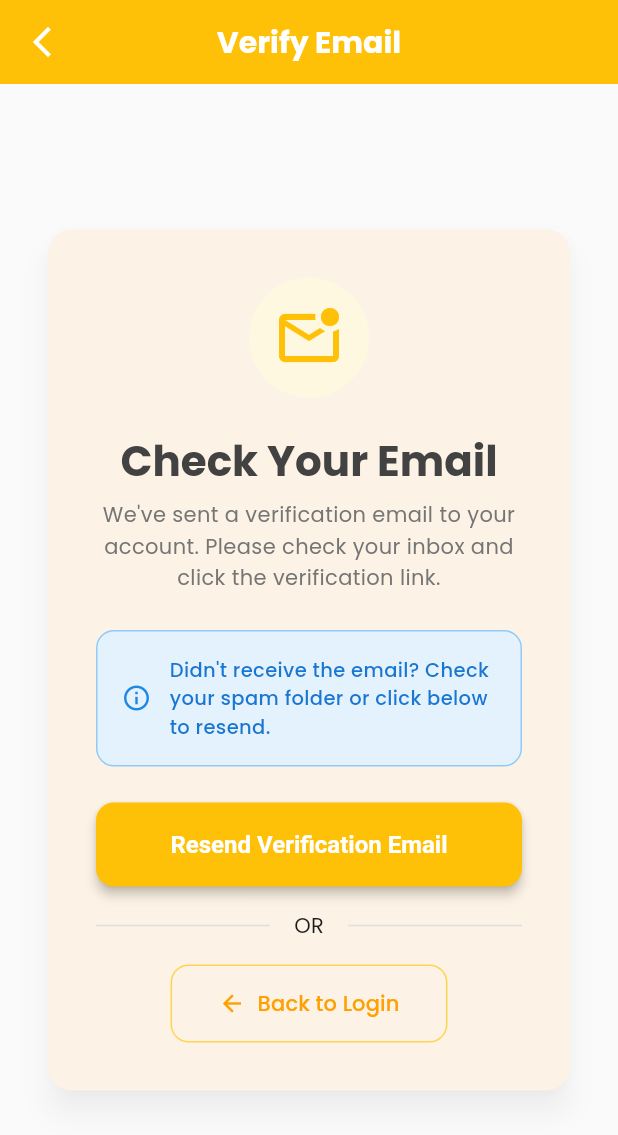
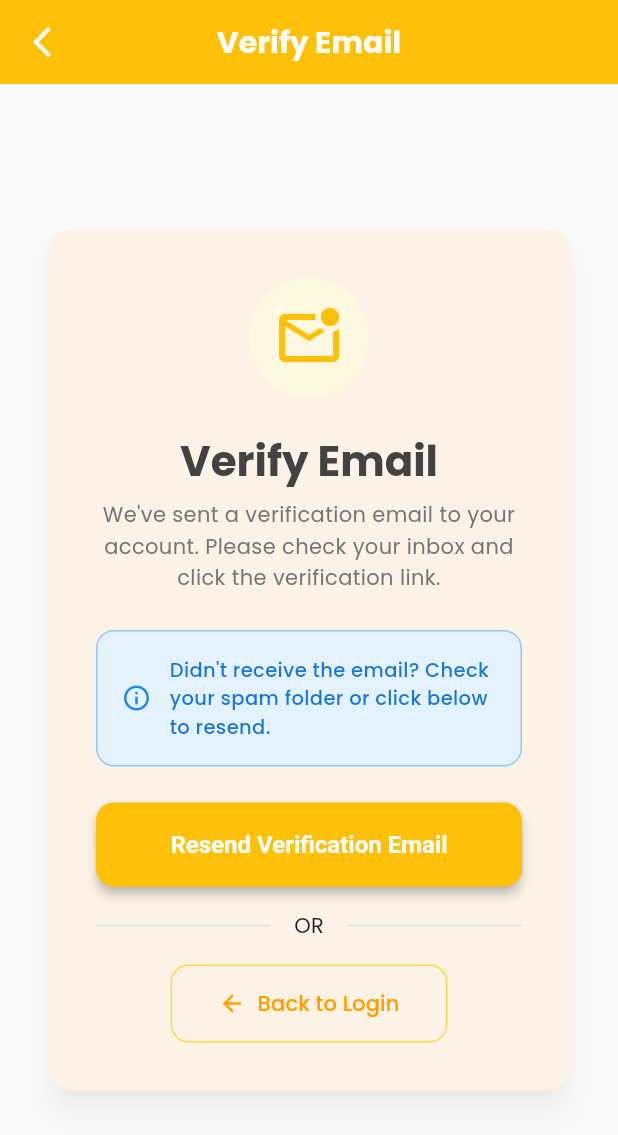
Before and after one commit to Isaac3105/NotesApp, a Flutter app: the VerifyEmailView screen opened directly, on a phone screen of 412 x 824 dp. Shown: the top 1135 px of the screen. Run offline on Flutter 3.47's test engine with Material 3 defaults, Android fonts, the phone set to English and light mode, and no system bars; our stand-ins replace cloud_firestore, equatable, firebase_auth, firebase_core, flutter_bloc, flutter_dotenv and 2 more; accounts and stored records are empty; network calls fail.

Commit message:
Fixed status bar colors

```diff
--- a/lib/themes/dark_theme.dart
+++ b/lib/themes/dark_theme.dart
@@ -1,5 +1,6 @@
 
 import 'package:flutter/material.dart';
+import 'package:flutter/services.dart';
 import 'package:google_fonts/google_fonts.dart';
 
 ThemeData buildDarkTheme() {
@@ -87,6 +88,11 @@ ThemeData buildDarkTheme() {
       foregroundColor: Colors.black,
       elevation: 0,
       centerTitle: true,
+      systemOverlayStyle: const SystemUiOverlayStyle(
+        statusBarColor: Colors.transparent,
+        statusBarIconBrightness: Brightness.light, // Light icons on amber background
+        statusBarBrightness: Brightness.dark, // For iOS
+      ),
       titleTextStyle: GoogleFonts.poppins(
         fontSize: 20,
         fontWeight: FontWeight.bold,
--- a/lib/themes/light_theme.dart
+++ b/lib/themes/light_theme.dart
@@ -1,4 +1,5 @@
 import 'package:flutter/material.dart';
+import 'package:flutter/services.dart';
 import 'package:google_fonts/google_fonts.dart';
 
 ThemeData buildLightTheme() {
@@ -85,6 +86,11 @@ ThemeData buildLightTheme() {
       foregroundColor: Colors.white,
       elevation: 0,
       centerTitle: true,
+      systemOverlayStyle: const SystemUiOverlayStyle(
+        statusBarColor: Colors.transparent,
+        statusBarIconBrightness: Brightness.light, // Light icons on amber background
+        statusBarBrightness: Brightness.dark, // For iOS
+      ),
       titleTextStyle: GoogleFonts.poppins(
         fontSize: 20,
         fontWeight: FontWeight.bold,
--- a/lib/views/notes/notes_view.dart
+++ b/lib/views/notes/notes_view.dart
@@ -37,7 +37,6 @@ class _ToDoViewState extends State<ToDoView> {
     return Scaffold(
       appBar: AppBar(
         title: const Text("My Notes"),
-        backgroundColor: Colors.amber,
         actions: [
           IconButton(
             onPressed: () {
@@ -52,7 +51,7 @@ class _ToDoViewState extends State<ToDoView> {
                   final shouldLogOut = await showLogOutDialog(context);
                   if (shouldLogOut) {
                     if (context.mounted) {
-                      context.read<AuthBloc>().add(AuthEventLogOut());
+                      context.read<AuthBloc>().add(const AuthEventLogOut());
                     }
                   }
                   break;
--- a/lib/views/verify_email_view.dart
+++ b/lib/views/verify_email_view.dart
@@ -15,13 +15,7 @@ class VerifyEmailView extends StatefulWidget {
 class _VerifyEmailViewState extends State<VerifyEmailView> {
   @override
   Widget build(BuildContext context) {
-    return AnnotatedRegion<SystemUiOverlayStyle>(
-      value: const SystemUiOverlayStyle(
-        statusBarColor: Colors.transparent,
-        statusBarIconBrightness: Brightness.light,
-        statusBarBrightness: Brightness.dark,
-      ),
-      child: Scaffold(
+    return Scaffold(
       appBar: AppBar(
         title: const Text("Verify Email"),
         leading: IconButton(
@@ -59,7 +53,7 @@ class _VerifyEmailViewState extends State<VerifyEmailView> {
                     const SizedBox(height: 24),
 
                     Text(
-                        "Check Your Email",
+                      "Verify Email",
                       style: Theme.of(context).textTheme.headlineMedium?.copyWith(
                         fontWeight: FontWeight.bold,
                         color: Colors.grey[800],
@@ -150,7 +144,6 @@ class _VerifyEmailViewState extends State<VerifyEmailView> {
           ),
         ),
       ),
-      ),
     );
   }
 }
```
Also changed, not shown: lib/main.dart (+0 -8 lines), lib/views/login_view.dart (+9 -1 lines), lib/views/register_view.dart (+9 -1 lines). Lines whose indentation alone changed are shown as unchanged.
